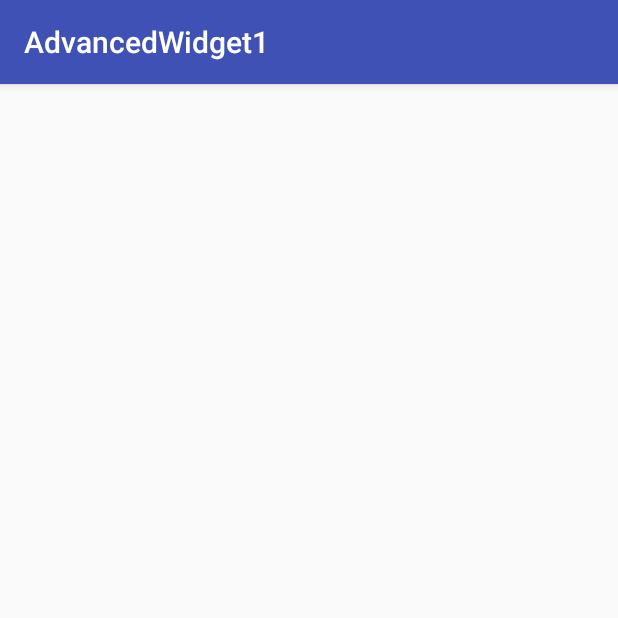
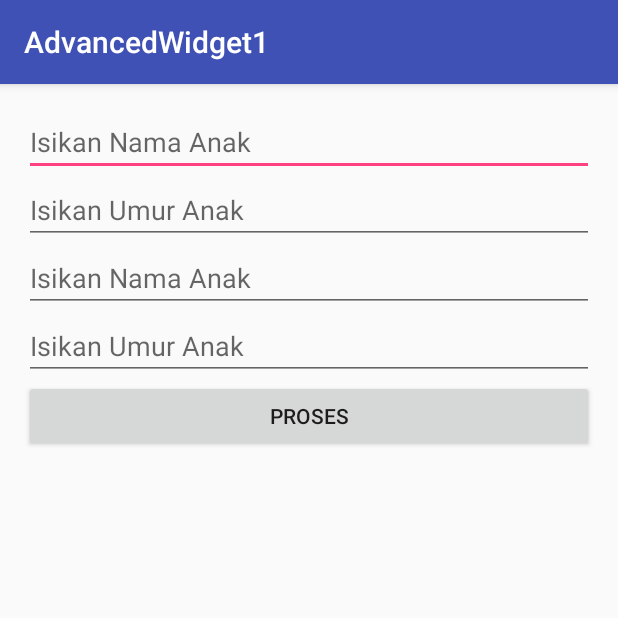
Before and after one commit to fajaryudha/AdvancedWidget1, an Android app: the screen it shows after launch (MainActivity), on a phone screen of 412 x 824 dp, the top half of it. Run offline under Robolectric (Android 15) with nearby library versions, the phone set to English and light mode, and no system bars; 7 statements that could not run were skipped.

Commit message:
Widget Progamming Part 1

```diff
--- a/app/src/main/java/id/sch/smktelkom_mlg/xirpl3011/advancedwidget1/MainActivity.java
+++ b/app/src/main/java/id/sch/smktelkom_mlg/xirpl3011/advancedwidget1/MainActivity.java
@@ -2,12 +2,118 @@ package id.sch.smktelkom_mlg.xirpl3011.advancedwidget1;
 
 import android.support.v7.app.AppCompatActivity;
 import android.os.Bundle;
+import android.text.InputType;
+import android.widget.Button;
+import android.widget.EditText;
+import android.widget.LinearLayout;
+import android.widget.TextView;
+
+import static id.sch.smktelkom_mlg.xirpl3011.advancedwidget1.R.styleable.View;
+import android.text.InputType;
+import android.view.View;
+import android.widget.Button;
+import android.widget.EditText;
+import android.widget.LinearLayout;
+import android.widget.TextView;
 
 public class MainActivity extends AppCompatActivity {
+
+    LinearLayout llMain = (LinearLayout) findViewById(R.id.linearLayoutMain);
 
     @Override
     protected void onCreate(Bundle savedInstanceState) {
         super.onCreate(savedInstanceState);
         setContentView(R.layout.activity_main);
+                LinearLayout llMain = (LinearLayout) findViewById(R.id.linearLayoutMain);
+
+                        EditText etNama = new EditText(this);
+                llMain.addView(etNama);
+                etNama.setHint("Isikan Nama Anak");
+
+                        EditText etUmur = new EditText(this);
+                llMain.addView(etUmur);
+                etUmur.setHint("Isikan Umur Anak");
+                etUmur.setInputType(InputType.TYPE_CLASS_NUMBER);
+
+                       Button bProses = new Button(this);
+                bProses.setText("Proses");
+                llMain.addView(bProses);
+                TextView tvHasil = new TextView(this);
+                llMain.addView(tvHasil);
+
+        final TextView finalTvHasil = tvHasil;
+        final EditText finalEtNama2 = etNama;
+        final EditText finalEtUmur2 = etUmur;
+        bProses.setOnClickListener(new View.OnClickListener() {
+                                @Override
+                                public void onClick(View view){
+                                        String nama = finalEtNama2.getText().toString();
+                                        String umur = finalEtUmur2.getText().toString();
+
+                                                finalTvHasil.setText(nama +" umur "+umur+" tahun ");
+                                    }
+
+                                    });
+        llMain = (LinearLayout) findViewById(R.id.LinearLayoutMain);
+
+        etNama = new EditText(this);
+                llMain.addView(etNama);
+                etNama.setHint("Isikan Nama Anak");
+
+        etUmur = new EditText(this);
+                llMain.addView(etUmur);
+                etUmur.setHint("Isikan Umur Anak");
+                etUmur.setInputType(InputType.TYPE_CLASS_NUMBER);
+
+        bProses = new Button(this);
+                bProses.setText("Proses");
+
+        llMain = (LinearLayout) findViewById(R.id.LinearLayoutMain);
+
+        etNama = new EditText(this);
+                llMain.addView(etNama);
+                etNama.setHint("Isikan Nama Anak");
+
+        etUmur = new EditText(this);
+                llMain.addView(etUmur);
+                etUmur.setHint("Isikan Umur Anak");
+                etUmur.setInputType(InputType.TYPE_CLASS_NUMBER);
+
+        bProses = new Button(this);
+                bProses.setText("Proses");
+                llMain.addView(bProses);
+        tvHasil = new TextView(this);
+                llMain.addView(tvHasil);
+
+        final EditText finalEtNama = etNama;
+        final EditText finalEtUmur = etUmur;
+        final TextView finalTvHasil1 = tvHasil;
+        bProses.setOnClickListener(new View.OnClickListener() {
+                                @Override
+                                public void onClick(View view){
+                                        String nama = finalEtNama.getText().toString();
+                                        String umur = finalEtUmur.getText().toString();
+
+                                                finalTvHasil1.setText(nama +" umur "+umur+" tahun ");
+                                    }
+
+                                    });
+        llMain.addView(bProses);
+        tvHasil = new TextView(this);
+                llMain.addView(tvHasil);
+
+        final EditText finalEtUmur1 = etUmur;
+        final EditText finalEtNama1 = etNama;
+        final TextView finalTvHasil2 = tvHasil;
+        bProses.setOnClickListener(new View.OnClickListener() {
+                                @Override
+                                public void onClick(View view){
+                                        String nama = finalEtNama1.getText().toString();
+                                        String umur = finalEtUmur1.getText().toString();
+
+                                                finalTvHasil2.setText(nama +" umur "+umur+" tahun ");
+                                    }
+
+                                    });
     }
 }
--- a/app/src/main/res/layout/activity_main.xml
+++ b/app/src/main/res/layout/activity_main.xml
@@ -2,7 +2,7 @@
 <LinearLayout
     xmlns:android="http://schemas.android.com/apk/res/android"
     xmlns:tools="http://schemas.android.com/tools"
-    android:id="@+id/activity_main"
+    android:id="@+id/LinearLayoutMain"
     android:layout_width="match_parent"
     android:layout_height="match_parent"
     android:orientation="vertical"
--- /dev/null
+++ b/settings.gradle
@@ -0,0 +1 @@
+include ':app'
```
Also changed, not shown: build.gradle (added, +23 -0 lines), gradle.properties (added, +17 -0 lines), gradle/wrapper/gradle-wrapper.properties (added), 4 other files.
